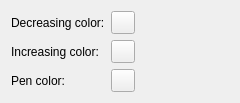
Old version of the form terminal/series/datasourceconfigurationeditor.ui in the repository templait/atrade.
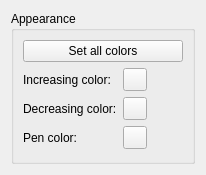
New version of the form.

Diff of the .ui file:
```diff
--- a/terminal/series/datasourceconfigurationeditor.ui
+++ b/terminal/series/datasourceconfigurationeditor.ui
@@ -6,21 +6,20 @@
    <rect>
     <x>0</x>
     <y>0</y>
-    <width>240</width>
-    <height>84</height>
+    <width>206</width>
+    <height>175</height>
    </rect>
   </property>
   <property name="windowTitle">
    <string>Form</string>
   </property>
+  <layout class="QVBoxLayout" name="verticalLayout">
+   <item>
+    <widget class="QGroupBox" name="groupBox">
+     <property name="title">
+      <string>Appearance</string>
+     </property>
   <layout class="QFormLayout" name="formLayout">
-   <item row="0" column="0">
-    <widget class="QLabel" name="label">
-     <property name="text">
-      <string>Decreasing color:</string>
-     </property>
-    </widget>
-   </item>
    <item row="1" column="0">
     <widget class="QLabel" name="label_2">
      <property name="text">
@@ -28,21 +27,38 @@
      </property>
     </widget>
    </item>
-   <item row="2" column="0">
-    <widget class="QLabel" name="label_3">
-     <property name="text">
-      <string>Pen color:</string>
-     </property>
-    </widget>
-   </item>
-   <item row="0" column="1">
-    <widget class="QToolButton" name="tbDecreasingColor"/>
-   </item>
    <item row="1" column="1">
     <widget class="QToolButton" name="tbIncreasingColor"/>
    </item>
+      <item row="2" column="0">
+       <widget class="QLabel" name="label">
+        <property name="text">
+         <string>Decreasing color:</string>
+        </property>
+       </widget>
+      </item>
    <item row="2" column="1">
+       <widget class="QToolButton" name="tbDecreasingColor"/>
+      </item>
+      <item row="3" column="0">
+       <widget class="QLabel" name="label_3">
+        <property name="text">
+         <string>Pen color:</string>
+        </property>
+       </widget>
+      </item>
+      <item row="3" column="1">
     <widget class="QToolButton" name="tbPenColor"/>
+      </item>
+      <item row="0" column="0" colspan="2">
+       <widget class="QPushButton" name="pbSetAllColors">
+        <property name="text">
+         <string>Set all colors</string>
+        </property>
+       </widget>
+      </item>
+     </layout>
+    </widget>
    </item>
   </layout>
  </widget>
```
Lines whose indentation alone changed are shown as unchanged.
